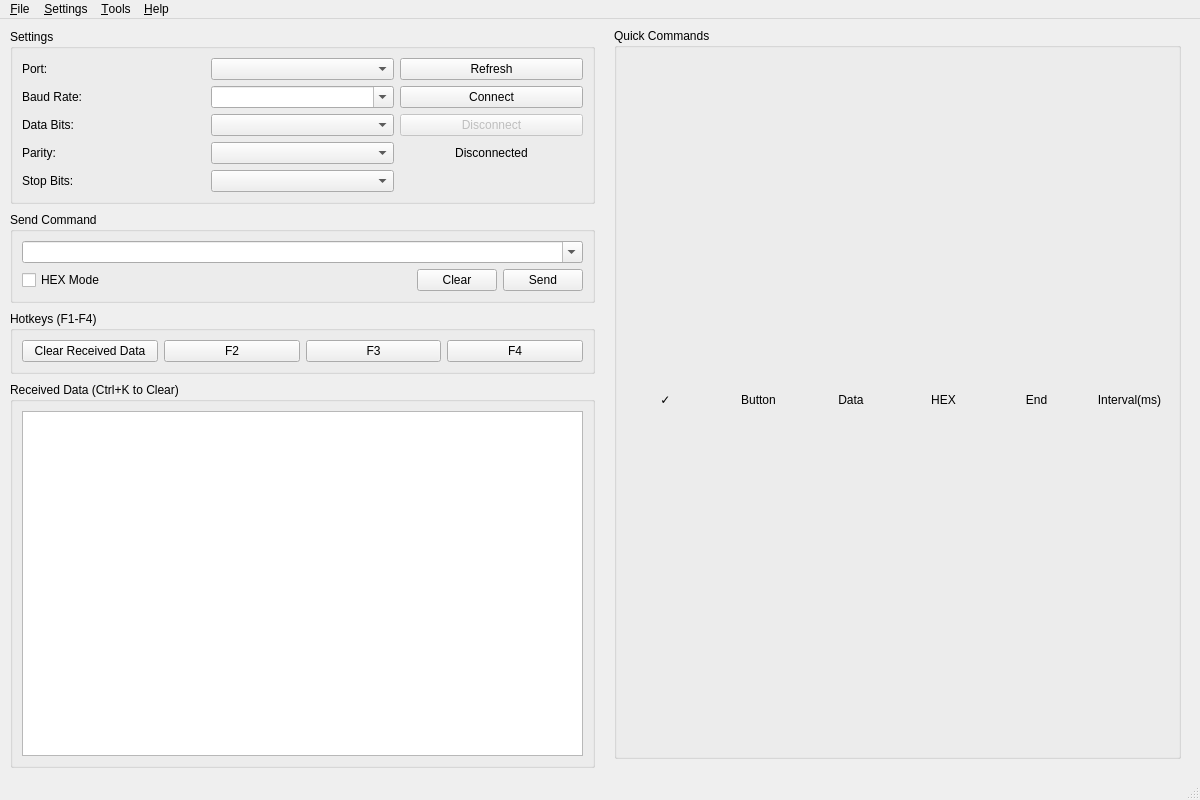
Before: the Qt Designer form ui/main_window.ui in iFishin/SCOM-X, drawn with Qt 5.
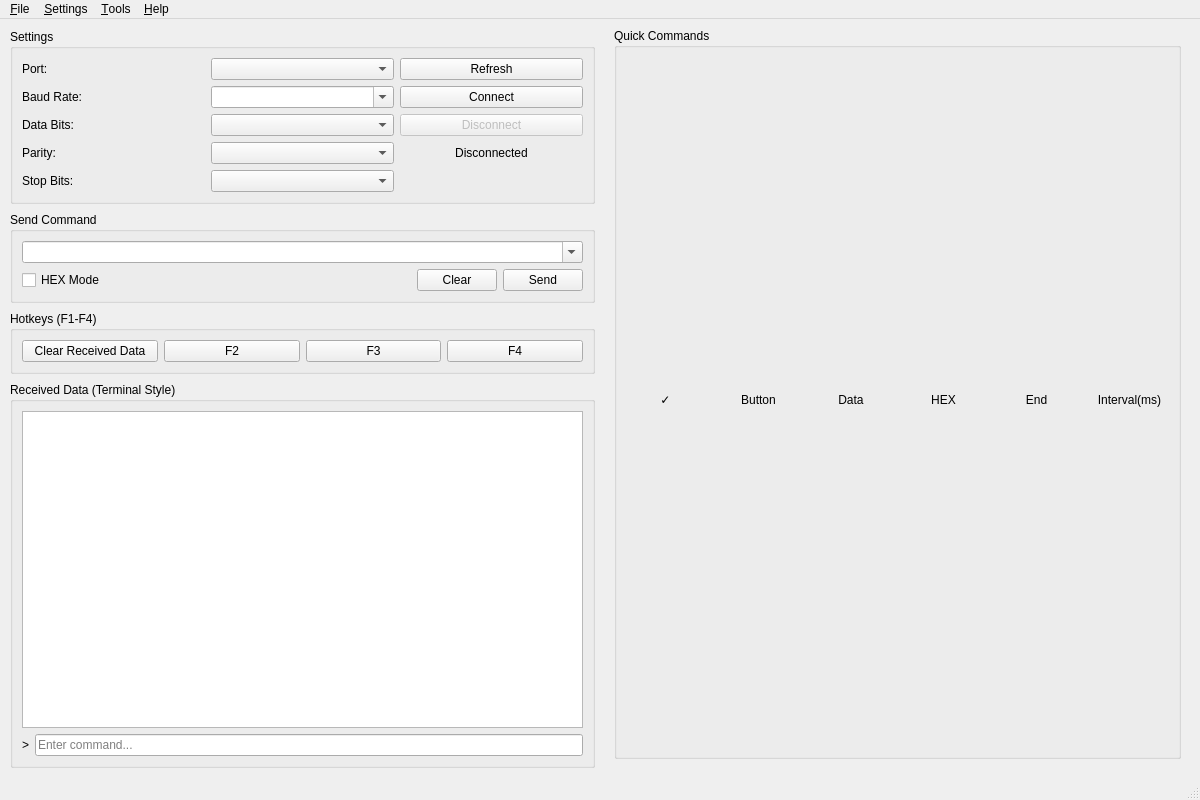
After: the same form once the commit is applied. Icons and pictures are not drawn.

Commit message:
refactor: 实现 MobaXterm 风格的终端界面
- 接收区 (receiveArea) 改为只读日志显示区
- 添加底部输入框 (terminalInput) 和提示符 (terminalPrompt: >)
- 输入框按 Return 发送指令，清空后保持焦点
- 输入的命令显示为 "> command" 格式
- 接收的数据自动追加到日志区
- 错误信息显示为 "[错误] ..." 格式
- 自动滚动到底部显示最新内容
- 使用 Courier New 单色字体，green 色提示符
- 移除旧的 TerminalTextEdit 类

Patch:
```diff
--- a/ui/main_window.ui
+++ b/ui/main_window.ui
@@ -275,16 +275,40 @@
       <item>
        <widget class="QGroupBox" name="receivedDataGroupBox">
         <property name="title">
-         <string>Received Data (Ctrl+K to Clear)</string>
+         <string>Received Data (Terminal Style)</string>
         </property>
         <layout class="QVBoxLayout" name="receivedDataLayout">
          <item>
           <widget class="QPlainTextEdit" name="receiveArea">
            <property name="readOnly">
-            <bool>false</bool>
+            <bool>true</bool>
            </property>
           </widget>
          </item>
+         <item>
+          <layout class="QHBoxLayout" name="terminalInputLayout">
+           <item>
+            <widget class="QLabel" name="terminalPrompt">
+             <property name="text">
+              <string>&gt;</string>
+             </property>
+             <property name="minimumWidth">
+              <number>20</number>
+             </property>
+            </widget>
+           </item>
+           <item>
+            <widget class="QLineEdit" name="terminalInput">
+             <property name="placeholderText">
+              <string>Enter command...</string>
+             </property>
+             <property name="maximumHeight">
+              <number>30</number>
+             </property>
+            </widget>
+           </item>
+          </layout>
+         </item>
         </layout>
        </widget>
       </item>
```
The commit also changes 3 other files.
